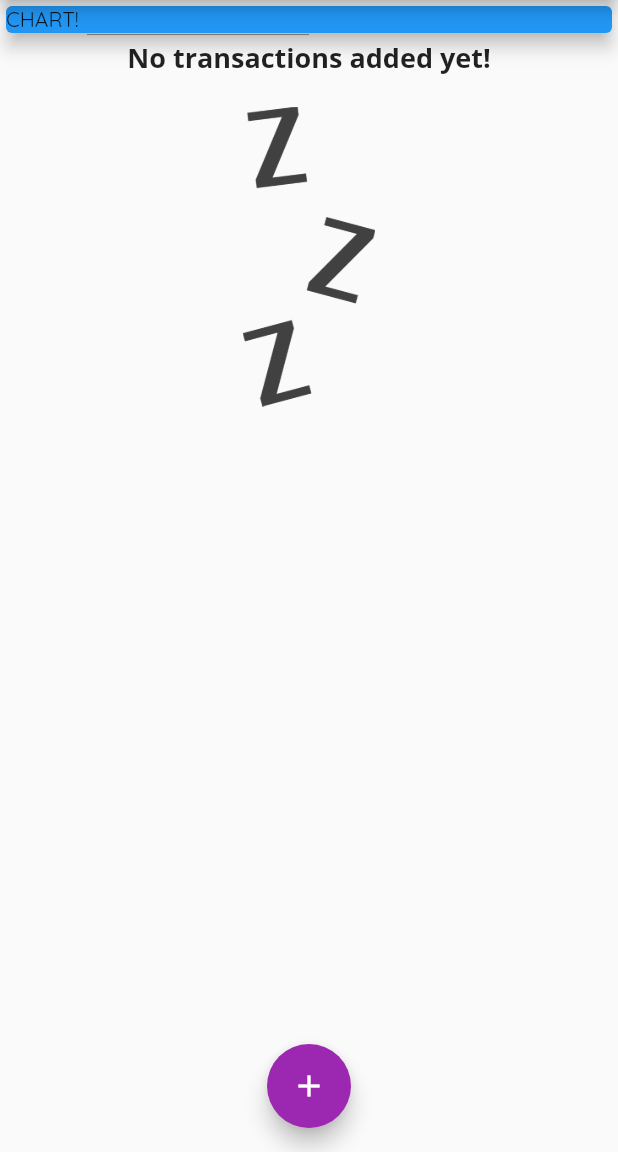
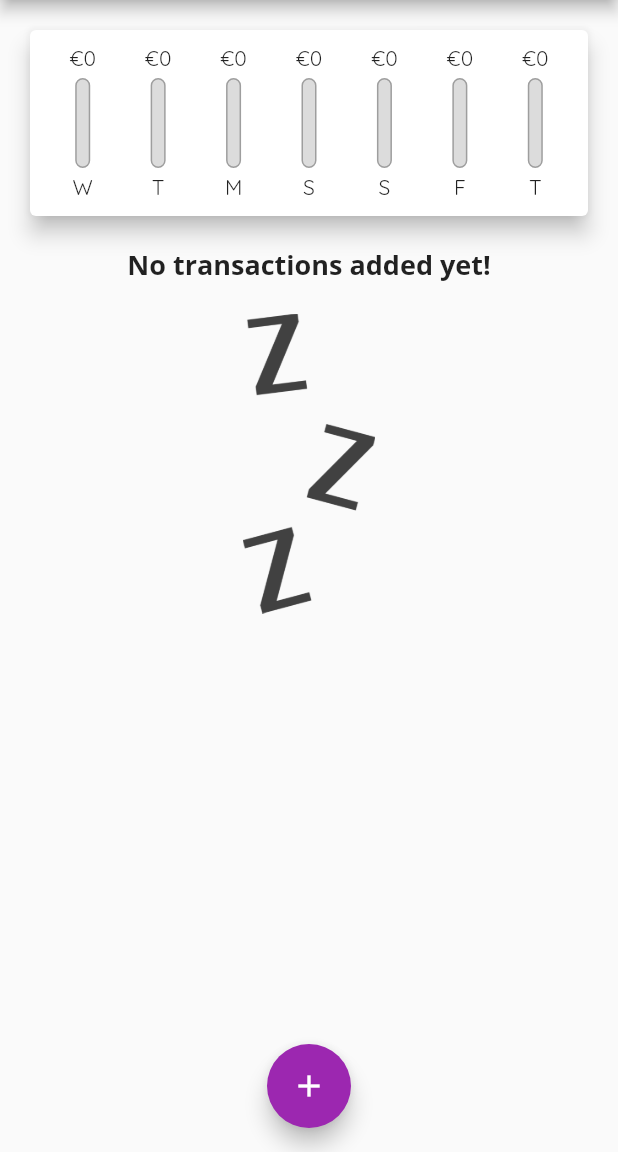
Before and after one commit to pfgrebelo/Flutter_PersonalExpensesApp, a Flutter app: the screen it shows after launch, on a phone screen of 412 x 824 dp, the part 84-1236 px from its top. Run offline on Flutter 3.47's test engine with Material 2 defaults, Android fonts, the phone set to English and light mode, and no system bars.

Commit message:
added chart

```diff
--- a/lib/main.dart
+++ b/lib/main.dart
@@ -2,6 +2,7 @@ import 'package:flutter/material.dart';
 import './widgets/new_transaction.dart';
 import './widgets/transaction_list.dart';
 import './models/transaction.dart';
+import './widgets/chart.dart';
 
 main() => runApp(const PersonalExpensesApp());
 
@@ -59,6 +60,16 @@ class _MyHomePageState extends State<MyHomePage> {
     ), */
   ];
 
+  List<Transaction> get _recentTransactions {
+    return _userTransactions.where((tx) {
+      return tx.date.isAfter(
+        DateTime.now().subtract(
+          Duration(days: 7),
+        ),
+      );
+    }).toList();
+  }
+
   void _addNewTransaction(String title, double amount) {
     final newTx = Transaction(
       id: DateTime.now().toString(),
@@ -98,14 +109,7 @@ class _MyHomePageState extends State<MyHomePage> {
           mainAxisAlignment: MainAxisAlignment.start,
           crossAxisAlignment: CrossAxisAlignment.stretch,
           children: [
-            Container(
-              width: double.infinity,
-              child: Card(
-                color: Colors.blue,
-                child: Text('CHART!'),
-                elevation: 5,
-              ),
-            ),
+            Chart(_recentTransactions),
             TransactionList(_userTransactions),
           ],
         ),
--- /dev/null
+++ b/lib/widgets/chart.dart
@@ -0,0 +1,64 @@
+import 'package:flutter/material.dart';
+import 'package:intl/intl.dart';
+
+import '../models/transaction.dart';
+import './chart_bar.dart';
+
+class Chart extends StatelessWidget {
+  //const Chart({super.key});
+
+  final List<Transaction> recentTransactions;
+
+  Chart(this.recentTransactions);
+
+  List<Map<String, Object>> get groupedTransactionValues {
+    return List.generate(7, (index) {
+      final weekDay = DateTime.now().subtract(
+        Duration(days: index),
+      );
+      var totalSum = 0.0;
+      for (var i = 0; i < recentTransactions.length; i++) {
+        if (recentTransactions[i].date.day == weekDay.day &&
+            recentTransactions[i].date.month == weekDay.month &&
+            recentTransactions[i].date.year == weekDay.year) {
+          totalSum += recentTransactions[i].amount;
+        }
+      }
+
+      return {
+        'day': DateFormat.E().format(weekDay).substring(0, 1),
+        'amount': totalSum,
+      };
+    });
+  }
+
+  double get maxSpending {
+    return groupedTransactionValues.fold(0.0, (previousValue, element) {
+      return previousValue + (element['amount'] as double);
+    });
+  }
+
+  @override
+  Widget build(BuildContext context) {
+    return Card(
+      elevation: 6,
+      margin: EdgeInsets.all(20),
+      child: Padding(
+        padding: const EdgeInsets.all(10.0),
+        child: Row(
+          mainAxisAlignment: MainAxisAlignment.spaceEvenly,
+          children: groupedTransactionValues.map((e) {
+            return Flexible(
+              fit: FlexFit.tight,
+              child: ChartBar(
+                e['day'].toString(),
+                e['amount'] as double,
+                maxSpending == 0.0 ? 0.0 : (e['amount'] as double) / maxSpending,
+              ),
+            );
+          }).toList(),
+        ),
+      ),
+    );
+  }
+}
--- /dev/null
+++ b/lib/widgets/chart_bar.dart
@@ -0,0 +1,54 @@
+import 'package:flutter/material.dart';
+
+class ChartBar extends StatelessWidget {
+  //const ChartBar({super.key});
+  final String label;
+  final double spendingAmount;
+  final double spendingPercentage;
+
+  ChartBar(
+    this.label,
+    this.spendingAmount,
+    this.spendingPercentage,
+  );
+
+  @override
+  Widget build(BuildContext context) {
+    return Column(
+      children: [
+        FittedBox(
+          child: Text('€${spendingAmount.toStringAsFixed(0)}'),
+        ),
+        SizedBox(
+          height: 4,
+        ),
+        Container(
+          height: 60,
+          width: 10,
+          child: Stack(children: [
+            Container(
+              decoration: BoxDecoration(
+                border: Border.all(color: Colors.grey, width: 1.0),
+                color: Color.fromRGBO(220, 220, 220, 1),
+                borderRadius: BorderRadius.circular(10),
+              ),
+            ),
+            FractionallySizedBox(
+              heightFactor: spendingPercentage,
+              child: Container(
+                decoration: BoxDecoration(
+                  color: Theme.of(context).primaryColor,
+                  borderRadius: BorderRadius.circular(10),
+                ),
+              ),
+            )
+          ]),
+        ),
+        SizedBox(
+          height: 4,
+        ),
+        Text(label),
+      ],
+    );
+  }
+}
```
